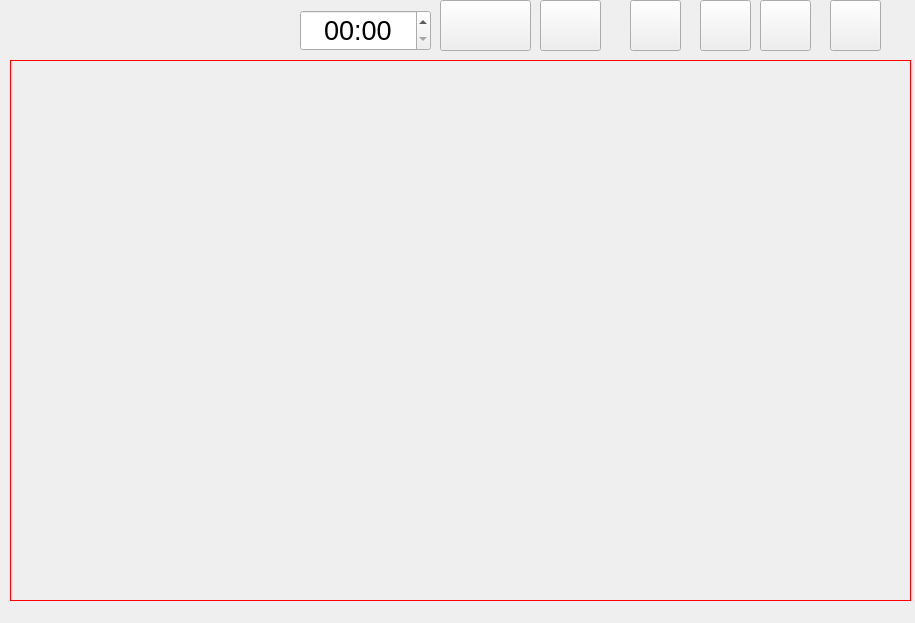
Qt form DISENOS/modRespMultiples_d.ui (ronihdzz/DisenadorPreguntas) before a commit.
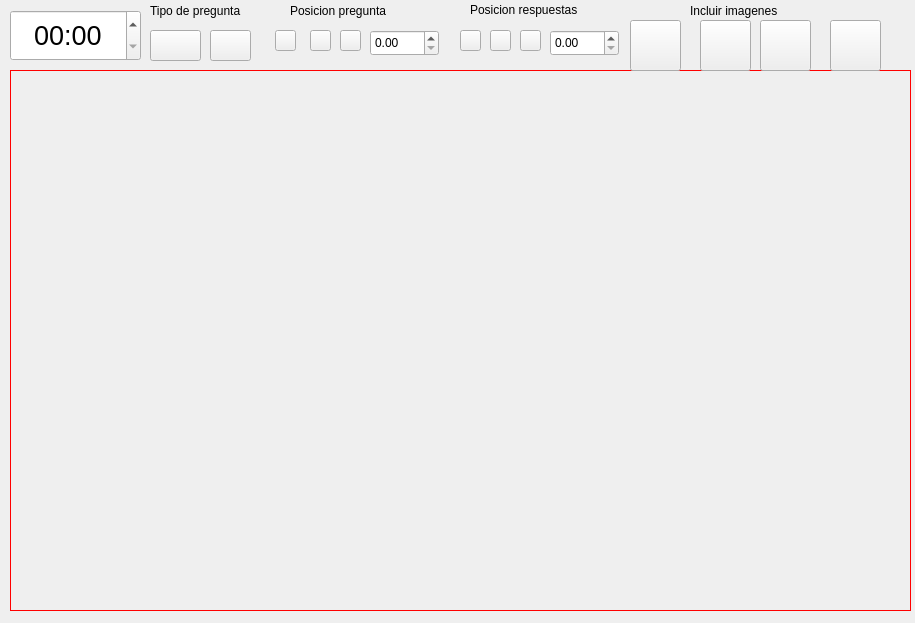
The same form after that commit. Icons and pictures are not drawn.

```diff
--- a/DISENOS/modRespMultiples_d.ui
+++ b/DISENOS/modRespMultiples_d.ui
@@ -17,7 +17,7 @@
    <property name="geometry">
     <rect>
      <x>10</x>
-     <y>60</y>
+     <y>70</y>
      <width>901</width>
      <height>541</height>
     </rect>
@@ -44,7 +44,7 @@
    <property name="geometry">
     <rect>
      <x>630</x>
-     <y>0</y>
+     <y>20</y>
      <width>51</width>
      <height>51</height>
     </rect>
@@ -60,7 +60,7 @@
    <property name="geometry">
     <rect>
      <x>700</x>
-     <y>0</y>
+     <y>20</y>
      <width>51</width>
      <height>51</height>
     </rect>
@@ -76,7 +76,7 @@
    <property name="geometry">
     <rect>
      <x>760</x>
-     <y>0</y>
+     <y>20</y>
      <width>51</width>
      <height>51</height>
     </rect>
@@ -88,13 +88,154 @@
     <string/>
    </property>
   </widget>
+  <widget class="QPushButton" name="btn_pregImag100">
+   <property name="geometry">
+    <rect>
+     <x>830</x>
+     <y>20</y>
+     <width>51</width>
+     <height>51</height>
+    </rect>
+   </property>
+   <property name="styleSheet">
+    <string notr="true">border-image: url(:/alinear/ICONOS/icon_preg100.png);</string>
+   </property>
+   <property name="text">
+    <string/>
+   </property>
+  </widget>
+  <widget class="QPushButton" name="btn_respDer">
+   <property name="geometry">
+    <rect>
+     <x>340</x>
+     <y>30</y>
+     <width>21</width>
+     <height>21</height>
+    </rect>
+   </property>
+   <property name="styleSheet">
+    <string notr="true">border-image: url(:/alinear/IMAGENES/alinear_derecho.png);</string>
+   </property>
+   <property name="text">
+    <string/>
+   </property>
+  </widget>
+  <widget class="QPushButton" name="btn_respCen">
+   <property name="geometry">
+    <rect>
+     <x>310</x>
+     <y>30</y>
+     <width>21</width>
+     <height>21</height>
+    </rect>
+   </property>
+   <property name="styleSheet">
+    <string notr="true">border-image: url(:/alinear/IMAGENES/alinear_centrar.png);</string>
+   </property>
+   <property name="text">
+    <string/>
+   </property>
+  </widget>
+  <widget class="QPushButton" name="btn_respIzq">
+   <property name="geometry">
+    <rect>
+     <x>275</x>
+     <y>30</y>
+     <width>21</width>
+     <height>21</height>
+    </rect>
+   </property>
+   <property name="styleSheet">
+    <string notr="true">border-image: url(:/alinear/IMAGENES/alinear_izquierda.png);</string>
+   </property>
+   <property name="text">
+    <string/>
+   </property>
+  </widget>
+  <widget class="QDoubleSpinBox" name="dSpin_respTam">
+   <property name="geometry">
+    <rect>
+     <x>370</x>
+     <y>30</y>
+     <width>69</width>
+     <height>26</height>
+    </rect>
+   </property>
+  </widget>
+  <widget class="QDoubleSpinBox" name="dSpin_pregTam">
+   <property name="geometry">
+    <rect>
+     <x>550</x>
+     <y>30</y>
+     <width>69</width>
+     <height>26</height>
+    </rect>
+   </property>
+  </widget>
+  <widget class="QPushButton" name="btn_pregDer">
+   <property name="geometry">
+    <rect>
+     <x>520</x>
+     <y>30</y>
+     <width>21</width>
+     <height>21</height>
+    </rect>
+   </property>
+   <property name="styleSheet">
+    <string notr="true">border-image: url(:/alinear/IMAGENES/alinear_derecho.png);</string>
+   </property>
+   <property name="text">
+    <string/>
+   </property>
+   <property name="id" stdset="0">
+    <number>2</number>
+   </property>
+  </widget>
+  <widget class="QPushButton" name="btn_pregCen">
+   <property name="geometry">
+    <rect>
+     <x>490</x>
+     <y>30</y>
+     <width>21</width>
+     <height>21</height>
+    </rect>
+   </property>
+   <property name="styleSheet">
+    <string notr="true">border-image: url(:/alinear/IMAGENES/alinear_centrar.png);</string>
+   </property>
+   <property name="text">
+    <string/>
+   </property>
+   <property name="id" stdset="0">
+    <number>0</number>
+   </property>
+  </widget>
+  <widget class="QPushButton" name="btn_pregIzq">
+   <property name="geometry">
+    <rect>
+     <x>460</x>
+     <y>30</y>
+     <width>21</width>
+     <height>21</height>
+    </rect>
+   </property>
+   <property name="styleSheet">
+    <string notr="true">border-image: url(:/alinear/IMAGENES/alinear_izquierda.png);</string>
+   </property>
+   <property name="text">
+    <string/>
+   </property>
+   <property name="id" stdset="0">
+    <number>1</number>
+   </property>
+  </widget>
   <widget class="QTimeEdit" name="timeEdit">
    <property name="geometry">
     <rect>
-     <x>300</x>
+     <x>10</x>
      <y>10</y>
      <width>131</width>
-     <height>41</height>
+     <height>51</height>
     </rect>
    </property>
    <property name="font">
@@ -115,29 +256,13 @@
     <number>0</number>
    </property>
   </widget>
-  <widget class="QPushButton" name="btn_pregImag100">
-   <property name="geometry">
-    <rect>
-     <x>830</x>
-     <y>0</y>
-     <width>51</width>
-     <height>51</height>
-    </rect>
-   </property>
-   <property name="styleSheet">
-    <string notr="true">border-image: url(:/alinear/ICONOS/icon_preg100.png);</string>
-   </property>
-   <property name="text">
-    <string/>
-   </property>
-  </widget>
   <widget class="QPushButton" name="btn_pregOR">
    <property name="geometry">
     <rect>
-     <x>540</x>
-     <y>0</y>
-     <width>61</width>
-     <height>51</height>
+     <x>210</x>
+     <y>30</y>
+     <width>41</width>
+     <height>31</height>
     </rect>
    </property>
    <property name="styleSheet">
@@ -150,10 +275,10 @@
   <widget class="QPushButton" name="btn_pregAND">
    <property name="geometry">
     <rect>
-     <x>440</x>
-     <y>0</y>
-     <width>91</width>
-     <height>51</height>
+     <x>150</x>
+     <y>30</y>
+     <width>51</width>
+     <height>31</height>
     </rect>
    </property>
    <property name="styleSheet">
@@ -163,6 +288,58 @@
     <string/>
    </property>
   </widget>
+  <widget class="QLabel" name="label_3">
+   <property name="geometry">
+    <rect>
+     <x>470</x>
+     <y>0</y>
+     <width>141</width>
+     <height>20</height>
+    </rect>
+   </property>
+   <property name="text">
+    <string>Posicion respuestas</string>
+   </property>
+  </widget>
+  <widget class="QLabel" name="label_4">
+   <property name="geometry">
+    <rect>
+     <x>290</x>
+     <y>0</y>
+     <width>141</width>
+     <height>21</height>
+    </rect>
+   </property>
+   <property name="text">
+    <string>Posicion pregunta</string>
+   </property>
+  </widget>
+  <widget class="QLabel" name="label_5">
+   <property name="geometry">
+    <rect>
+     <x>690</x>
+     <y>0</y>
+     <width>141</width>
+     <height>21</height>
+    </rect>
+   </property>
+   <property name="text">
+    <string>Incluir imagenes</string>
+   </property>
+  </widget>
+  <widget class="QLabel" name="label_6">
+   <property name="geometry">
+    <rect>
+     <x>150</x>
+     <y>0</y>
+     <width>121</width>
+     <height>21</height>
+    </rect>
+   </property>
+   <property name="text">
+    <string>Tipo de pregunta</string>
+   </property>
+  </widget>
  </widget>
  <resources>
   <include location="../imagenes.qrc"/>
```
